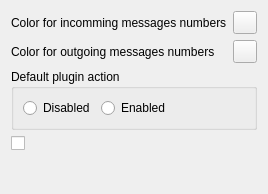
Old version of the form generic/enummessagesplugin/options.ui in the repository psi-im/plugins.
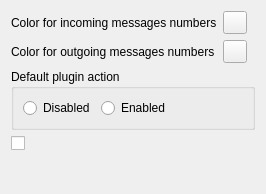
New version of the form.

Diff of the .ui file:
```diff
--- a/generic/enummessagesplugin/options.ui
+++ b/generic/enummessagesplugin/options.ui
@@ -19,7 +19,7 @@
      <item row="0" column="0">
       <widget class="QLabel" name="label">
        <property name="text">
-        <string>Color for incomming messages numbers</string>
+        <string>Color for incoming messages numbers</string>
        </property>
       </widget>
      </item>
```
